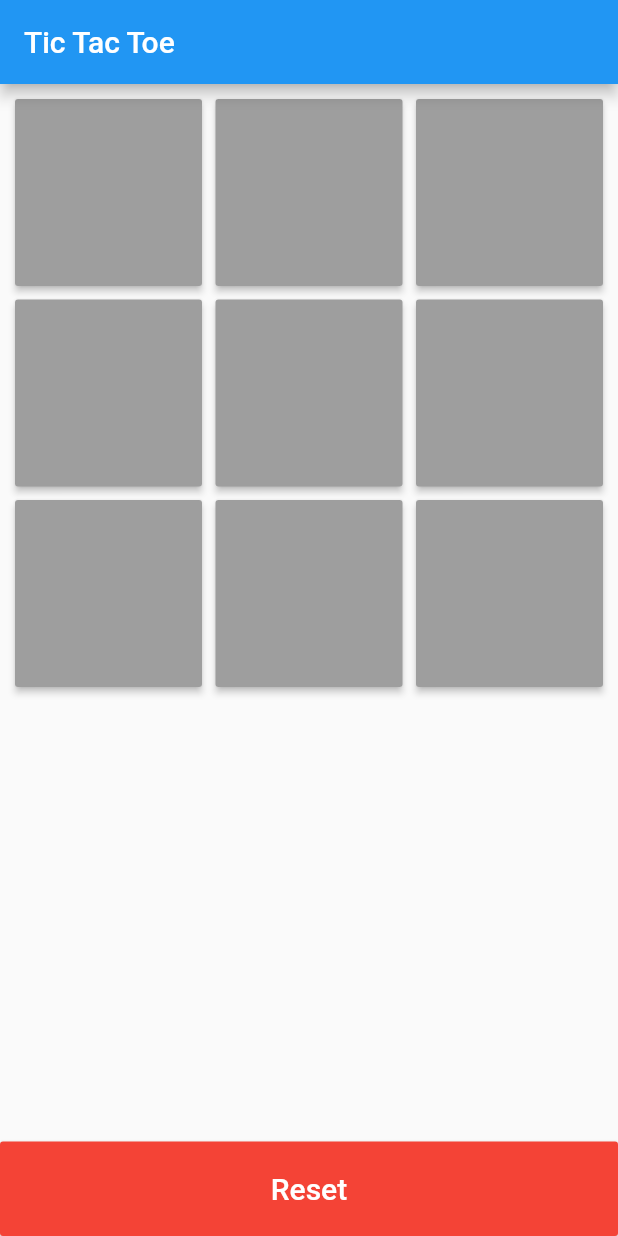
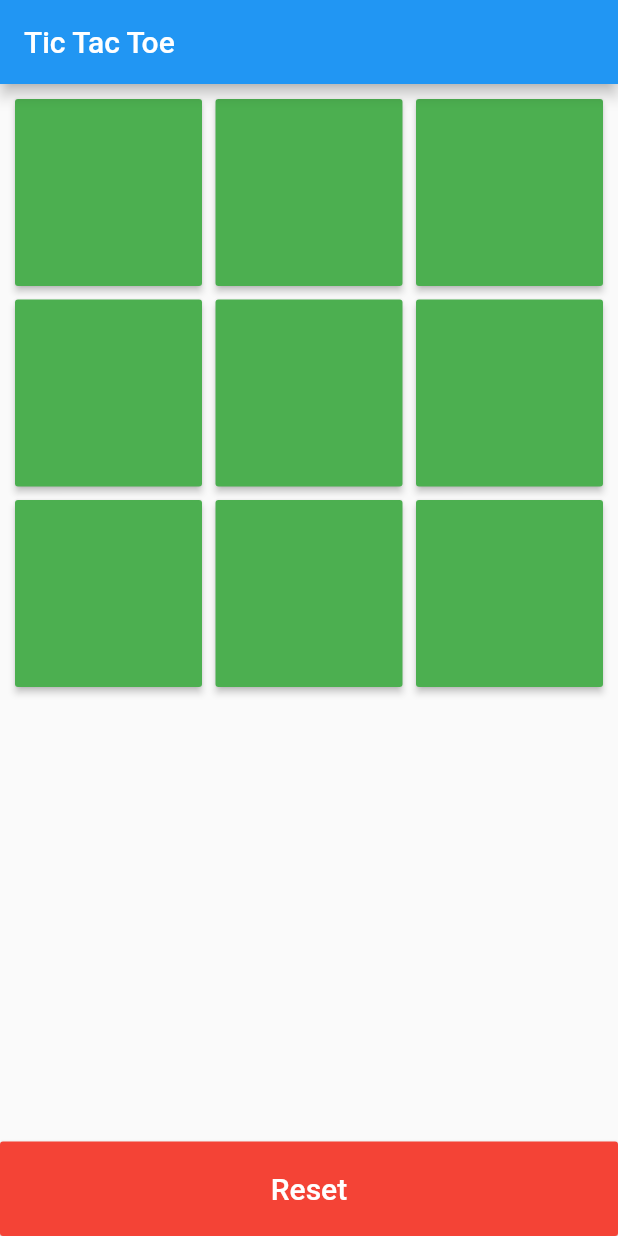
Before and after one commit to abdullahwale/new_tictactoe_app, a Flutter app: the screen it shows after launch, on a phone screen of 412 x 824 dp. Run offline on Flutter 3.47's test engine with Material 2 defaults, Android fonts, the phone set to English and light mode, and no system bars.

Commit message:
Some Changings

```diff
--- a/lib/custom_dailog.dart
+++ b/lib/custom_dailog.dart
@@ -7,7 +7,7 @@ class CustomDialog extends StatelessWidget {
   final actionText;
 
   CustomDialog(this.title, this.content, this.callback,
-      [this.actionText = "Reset"]);
+      [this.actionText = "Reset Game"]);
   @override
   Widget build(BuildContext context) {
     return AlertDialog(
--- a/lib/game_button.dart
+++ b/lib/game_button.dart
@@ -7,5 +7,5 @@ class GameButton {
   bool enabled;
 
   GameButton(
-      {this.id, this.text = "", this.bg = Colors.grey, this.enabled = true});
+      {this.id, this.text = "", this.bg = Colors.green, this.enabled = true});
 }
--- a/lib/home_page.dart
+++ b/lib/home_page.dart
@@ -45,12 +45,12 @@ class _HomePageState extends State<HomePage> {
     setState(() {
       if (activePlayer == 1) {
         gb.text = "X";
-        gb.bg = Colors.red;
+        gb.bg = Colors.yellowAccent;
         activePlayer = 2;
         player1.add(gb.id);
       } else {
         gb.text = "0";
-        gb.bg = Colors.black;
+        gb.bg = Colors.deepPurple;
         activePlayer = 1;
         player2.add(gb.id);
       }
```
